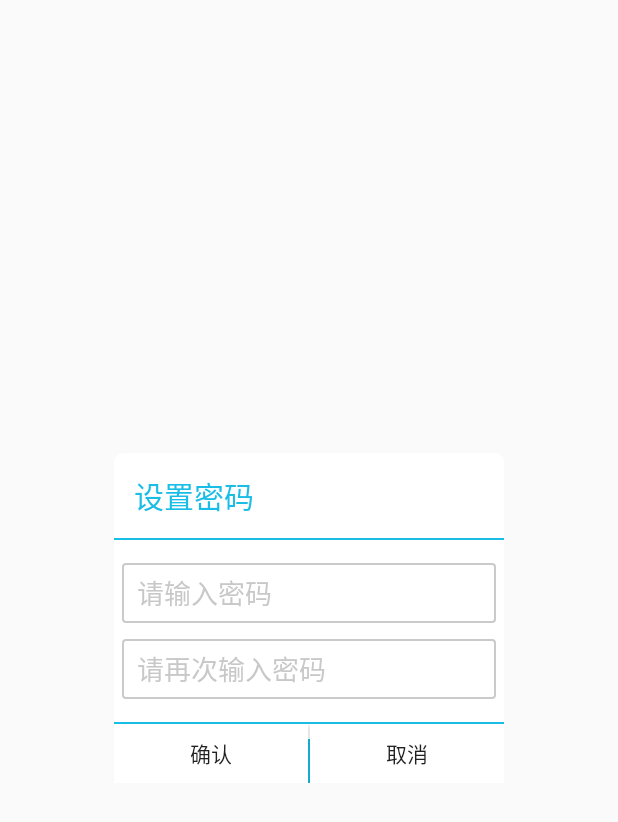
After one commit to liruiAXE/MobileSafer361, an Android app: the layout setup_password_dialog.xml on its own in the app's theme, with its tools: preview values and no code run, on a phone screen of 412 x 824 dp. The commit adds this screen. Shown: the top 822 px of the screen. Run offline under Robolectric (Android 15) with nearby library versions, the phone set to English and light mode, and no system bars.

Commit message:
完成设置密码界面和自定义的设置密码界面的对话框类SetUpPasswordDialog.java

```diff
--- /dev/null
+++ b/app/src/main/res/drawable/coner_bg_white.xml
@@ -0,0 +1,5 @@
+<?xml version="1.0" encoding="utf-8"?>
+<shape xmlns:android="http://schemas.android.com/apk/res/android">
+    <corners android:radius="6dp"/>
+    <solid android:color="#fff"/>
+</shape>
--- /dev/null
+++ b/app/src/main/res/drawable/edit_normal_bg.xml
@@ -0,0 +1,7 @@
+<?xml version="1.0" encoding="utf-8"?>
+<shape xmlns:android="http://schemas.android.com/apk/res/android">
+    <corners android:radius="2dp"/>
+    <stroke
+        android:width="1dp"
+        android:color="#55616161"/>
+</shape>
--- /dev/null
+++ b/app/src/main/res/layout/setup_password_dialog.xml
@@ -0,0 +1,84 @@
+<?xml version="1.0" encoding="utf-8"?>
+<LinearLayout
+    xmlns:android="http://schemas.android.com/apk/res/android"
+    android:layout_width="260dp"
+    android:layout_height="220dp"
+    android:layout_gravity="center"
+    android:background="@drawable/coner_bg_white"
+    android:minHeight="150dp"
+    android:orientation="vertical">
+
+    <TextView
+        android:id="@+id/setupPasswordTitleTextView"
+        android:layout_width="match_parent"
+        android:layout_height="wrap_content"
+        android:layout_margin="5dp"
+        android:padding="8dp"
+        android:text="设置密码"
+        android:textColor="#1abde6"
+        android:textSize="20sp"/>
+
+    <View
+        android:layout_width="match_parent"
+        android:layout_height="1.5dp"
+        android:layout_marginBottom="10dp"
+        android:background="#1abde6"/>
+
+    <EditText
+        android:id="@+id/firstPasswordEditText"
+        android:layout_width="match_parent"
+        android:layout_height="40dp"
+        android:layout_margin="5dp"
+        android:background="@drawable/edit_normal_bg"
+        android:hint="请输入密码"
+        android:inputType="textPassword"
+        android:paddingLeft="10dp"
+        android:textColorHint="#99a3a3a3"/>
+
+    <EditText
+        android:id="@+id/secondConfirmPasswordEditText"
+        android:layout_width="match_parent"
+        android:layout_height="40dp"
+        android:layout_margin="5dp"
+        android:background="@drawable/edit_normal_bg"
+        android:hint="请再次输入密码"
+        android:inputType="textPassword"
+        android:paddingLeft="10dp"
+        android:textColorHint="#99a3a3a3"/>
+
+    <View
+        android:layout_width="match_parent"
+        android:layout_height="1dp"
+        android:layout_marginTop="10dp"
+        android:background="#1abde6"/>
+
+    <LinearLayout
+        android:layout_width="match_parent"
+        android:layout_height="match_parent"
+        android:layout_gravity="center_horizontal"
+        android:orientation="horizontal">
+
+        <Button
+            android:id="@+id/setupPasswordOkButton"
+            android:layout_width="0dp"
+            android:layout_height="wrap_content"
+            android:layout_weight="1"
+            android:background="@android:color/white"
+            android:text="确认"/>
+
+        <View
+            android:layout_width="1dp"
+            android:layout_height="match_parent"
+            android:layout_marginTop="10dp"
+            android:background="#1abde6"/>
+
+        <Button
+            android:id="@+id/setupPasswordCancelButton"
+            android:layout_width="0dp"
+            android:layout_height="wrap_content"
+            android:layout_weight="1"
+            android:background="@android:color/white"
+            android:text="取消"/>
+    </LinearLayout>
+
+</LinearLayout>
```
Also changed, not shown: app/src/main/java/org/qiaoer/mobilesafer361/safe/moudle/dialog/SetUpPasswordDialog.java (added, +88 -0 lines), app/src/main/res/values/styles.xml (+7 -0 lines), app/src/main/res/drawable/edit_normal.9.png (added).
